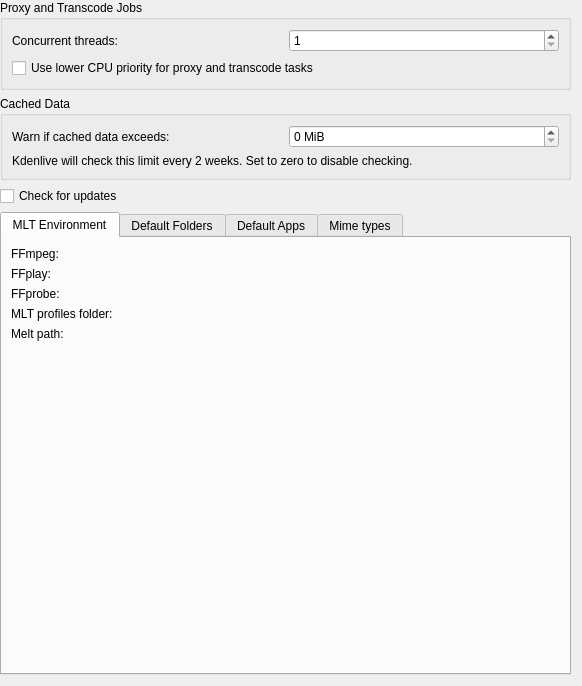
First picture: the form in src/ui/configenv_ui.ui, repository KDE/kdenlive, before the edit.
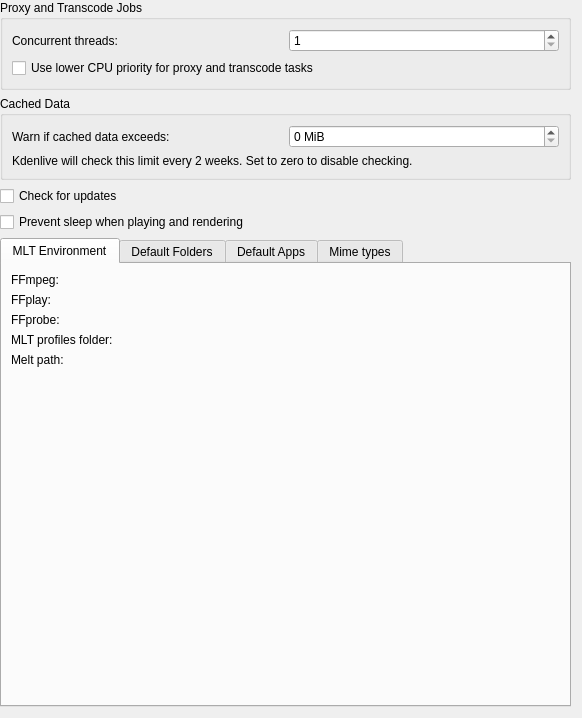
Second picture: the form after the edit. Custom widgets are drawn as their Qt base class.

Commit message:
Add powermanagement to disable sleep while rendering and playing
Add powermanagement to disable sleep while rendering
FIXED-IN: 25.08.0

Diff of the .ui file:
```diff
--- a/src/ui/configenv_ui.ui
+++ b/src/ui/configenv_ui.ui
@@ -11,7 +11,7 @@
     <x>0</x>
     <y>0</y>
     <width>582</width>
-    <height>686</height>
+    <height>718</height>
    </rect>
   </property>
   <property name="sizePolicy">
@@ -112,6 +112,13 @@
      </property>
     </widget>
    </item>
+   <item>
+    <widget class="QCheckBox" name="kcfg_usePowerManagement">
+     <property name="text">
+      <string>Prevent sleep when playing and rendering</string>
+     </property>
+    </widget>
+   </item>
    <item>
     <widget class="QTabWidget" name="tabWidget">
      <property name="currentIndex">
```
The commit also changes 18 other files.
